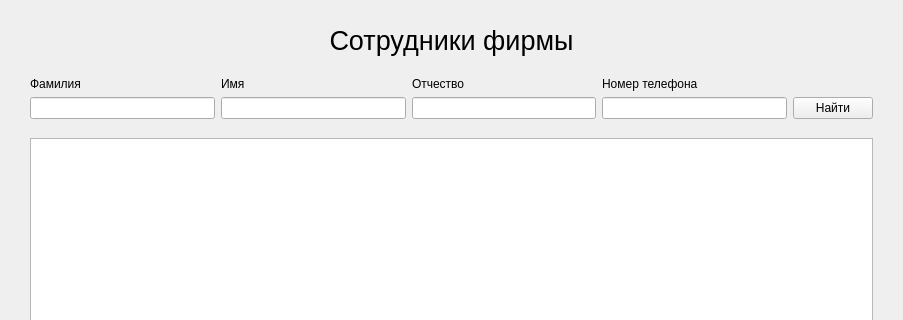
Above: gui/employeelistwindow.ui from rkv04/test before the change; both pictures show x 0 to 903 and y 0 to 320 of the 903 by 722 pixel window. Below: the same form after it.
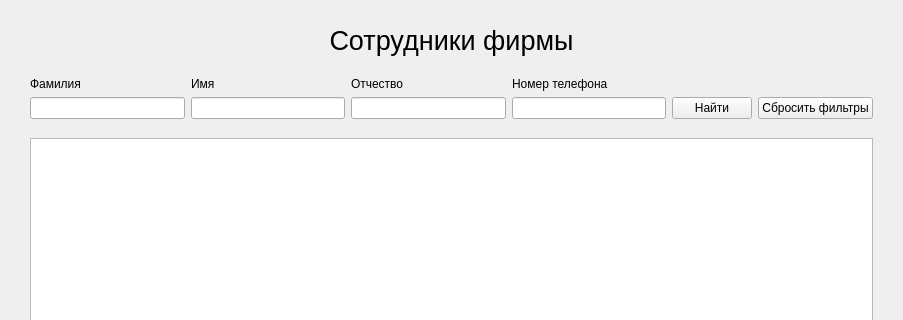
That is the form after the change.

Commit message: added employee filters & minor changes

The edit to the form file:
```diff
--- a/gui/employeelistwindow.ui
+++ b/gui/employeelistwindow.ui
@@ -14,7 +14,7 @@
    <string>MainWindow</string>
   </property>
   <widget class="QWidget" name="centralwidget">
-   <layout class="QVBoxLayout" name="verticalLayout">
+   <layout class="QVBoxLayout" name="verticalLayout_2">
     <property name="leftMargin">
      <number>30</number>
     </property>
@@ -165,6 +165,42 @@
           </property>
           <property name="text">
            <string>Найти</string>
+          </property>
+          <property name="shortcut">
+           <string>Return</string>
+          </property>
+         </widget>
+        </item>
+       </layout>
+      </item>
+      <item>
+       <layout class="QVBoxLayout" name="verticalLayout">
+        <item>
+         <widget class="QLabel" name="label_30">
+          <property name="text">
+           <string/>
+          </property>
+         </widget>
+        </item>
+        <item>
+         <widget class="QPushButton" name="resetFiltersButton">
+          <property name="minimumSize">
+           <size>
+            <width>70</width>
+            <height>0</height>
+           </size>
+          </property>
+          <property name="maximumSize">
+           <size>
+            <width>500</width>
+            <height>30</height>
+           </size>
+          </property>
+          <property name="layoutDirection">
+           <enum>Qt::LeftToRight</enum>
+          </property>
+          <property name="text">
+           <string>Сбросить фильтры</string>
           </property>
          </widget>
         </item>
```
The commit also changes 9 other files.
